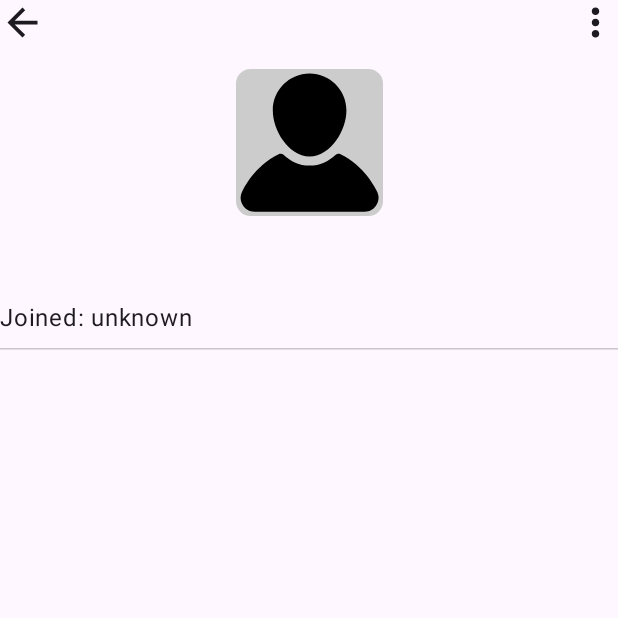
After one commit to nicolasCristaldo/MiniBlog_android_compose, an Android app built with Jetpack Compose: the composable ProfileScreen called with empty values, on a phone screen of 412 x 824 dp, the top half of it. The commit adds this screen. Run offline under Robolectric (Android 15) with nearby library versions, the phone set to English and light mode, and no system bars; our stand-ins replace Dagger/Hilt's generated code, Firebase (no records; nobody signed in at launch, a user with empty details on screens opened directly).

Commit message:
profile screen created

```diff
--- a/app/src/main/java/com/nicolascristaldo/miniblog/data/repositories/UsersRepository.kt
+++ b/app/src/main/java/com/nicolascristaldo/miniblog/data/repositories/UsersRepository.kt
@@ -2,6 +2,9 @@ package com.nicolascristaldo.miniblog.data.repositories
 
 import com.google.firebase.firestore.FirebaseFirestore
 import com.nicolascristaldo.miniblog.domain.model.User
+import kotlinx.coroutines.channels.awaitClose
+import kotlinx.coroutines.flow.Flow
+import kotlinx.coroutines.flow.callbackFlow
 import kotlinx.coroutines.tasks.await
 import javax.inject.Inject
 
@@ -21,4 +24,17 @@ class UsersRepository @Inject constructor(
     suspend fun updateUser(uid: String, updates: Map<String, Any>) {
         usersCollection.document(uid).update(updates).await()
     }
+
+    fun listenUserChanges(uid: String): Flow<User?> = callbackFlow {
+        val listener = usersCollection.document(uid)
+            .addSnapshotListener { snapshot, error ->
+                if (error != null) {
+                    close(error)
+                    return@addSnapshotListener
+                }
+                val user = snapshot?.toObject(User::class.java)
+                trySend(user).isSuccess
+            }
+        awaitClose { listener.remove() }
+    }
 }
--- /dev/null
+++ b/app/src/main/java/com/nicolascristaldo/miniblog/ui/components/UserImage.kt
@@ -0,0 +1,24 @@
+package com.nicolascristaldo.miniblog.ui.components
+
+import androidx.compose.foundation.Image
+import androidx.compose.foundation.background
+import androidx.compose.foundation.shape.RoundedCornerShape
+import androidx.compose.runtime.Composable
+import androidx.compose.ui.Modifier
+import androidx.compose.ui.draw.clip
+import androidx.compose.ui.graphics.Color
+import androidx.compose.ui.res.painterResource
+import com.nicolascristaldo.miniblog.R
+
+@Composable
+fun UserImage(
+    modifier: Modifier = Modifier
+) {
+    Image(
+        painter = painterResource(id = R.drawable.ic_user),
+        contentDescription = "profile image",
+        modifier = modifier
+            .clip(RoundedCornerShape(10))
+            .background(color = Color.LightGray)
+    )
+}
--- /dev/null
+++ b/app/src/main/java/com/nicolascristaldo/miniblog/ui/screens/profile/ProfileScreen.kt
@@ -0,0 +1,113 @@
+package com.nicolascristaldo.miniblog.ui.screens.profile
+
+import androidx.compose.foundation.clickable
+import androidx.compose.foundation.layout.Column
+import androidx.compose.foundation.layout.Row
+import androidx.compose.foundation.layout.Spacer
+import androidx.compose.foundation.layout.fillMaxWidth
+import androidx.compose.foundation.layout.padding
+import androidx.compose.foundation.layout.size
+import androidx.compose.material.icons.Icons
+import androidx.compose.material.icons.automirrored.filled.ArrowBack
+import androidx.compose.material.icons.filled.MoreVert
+import androidx.compose.material3.HorizontalDivider
+import androidx.compose.material3.Icon
+import androidx.compose.material3.OutlinedButton
+import androidx.compose.material3.Text
+import androidx.compose.runtime.Composable
+import androidx.compose.runtime.LaunchedEffect
+import androidx.compose.runtime.collectAsState
+import androidx.compose.runtime.getValue
+import androidx.compose.ui.Alignment
+import androidx.compose.ui.Modifier
+import androidx.compose.ui.text.font.FontWeight
+import androidx.compose.ui.text.style.TextAlign
+import androidx.compose.ui.unit.dp
+import androidx.compose.ui.unit.sp
+import androidx.hilt.navigation.compose.hiltViewModel
+import com.nicolascristaldo.miniblog.ui.components.UserImage
+
+@Composable
+fun ProfileScreen(
+    uid: String,
+    viewModel: ProfileViewModel = hiltViewModel(),
+    modifier: Modifier = Modifier
+) {
+    LaunchedEffect(Unit) {
+        viewModel.listenUserChanges(uid = uid)
+    }
+
+    val user by viewModel.user.collectAsState()
+    val authUser by viewModel.authUser.collectAsState()
+
+    Column(
+        horizontalAlignment = Alignment.CenterHorizontally,
+        modifier = modifier
+    ) {
+        Row(
+            verticalAlignment = Alignment.CenterVertically,
+            modifier = Modifier.fillMaxWidth()
+        ) {
+            Icon(
+                imageVector = Icons.AutoMirrored.Filled.ArrowBack,
+                contentDescription = "back",
+                modifier = Modifier
+                    .size(30.dp)
+                    .clickable {  }
+            )
+            Spacer(modifier = Modifier.weight(1f))
+            Icon(
+                imageVector = Icons.Filled.MoreVert,
+                contentDescription = "more",
+                modifier = Modifier
+                    .size(30.dp)
+                    .clickable {  }
+            )
+        }
+
+        UserImage(
+            modifier = Modifier
+                .size(130.dp)
+                .padding(16.dp)
+        )
+        Text(
+            text = user?.name ?: "",
+            fontSize = 28.sp,
+            fontWeight = FontWeight.Bold,
+            textAlign = TextAlign.Center,
+            modifier = Modifier.padding(bottom = 16.dp)
+        )
+        if (!user?.bio.isNullOrBlank()) {
+            Text(
+                text = user?.bio ?: "",
+                fontSize = 16.sp,
+                modifier = Modifier
+                    .padding(bottom = 16.dp)
+                    .fillMaxWidth()
+            )
+        }
+
+        Row(
+            verticalAlignment = Alignment.CenterVertically,
+            modifier = Modifier.fillMaxWidth()
+        ) {
+            Text(
+                text = "Joined: " + viewModel.formatDate(user?.createdAt),
+                fontSize = 16.sp,
+                modifier = Modifier.weight(1f)
+            )
+            if(user?.uid == authUser?.uid) {
+                OutlinedButton(
+                    onClick = { /*TODO*/ },
+                    modifier = Modifier.padding(start = 8.dp)
+                ) {
+                    Text(text = "Edit profile")
+                }
+            }
+        }
+
+        HorizontalDivider(modifier = Modifier.padding(vertical = 8.dp))
+
+        // post list screen
+    }
+}
--- /dev/null
+++ b/app/src/main/java/com/nicolascristaldo/miniblog/ui/screens/profile/ProfileViewModel.kt
@@ -0,0 +1,47 @@
+package com.nicolascristaldo.miniblog.ui.screens.profile
+
+import androidx.lifecycle.ViewModel
+import androidx.lifecycle.viewModelScope
+import com.google.firebase.auth.FirebaseUser
+import com.nicolascristaldo.miniblog.data.repositories.UsersRepository
+import com.nicolascristaldo.miniblog.domain.model.User
+import com.nicolascristaldo.miniblog.domain.usecases.GetAuthUserUseCase
+import dagger.hilt.android.lifecycle.HiltViewModel
+import kotlinx.coroutines.flow.MutableStateFlow
+import kotlinx.coroutines.flow.asStateFlow
+import kotlinx.coroutines.launch
+import java.text.SimpleDateFormat
+import java.util.*
+import javax.inject.Inject
+
+@HiltViewModel
+class ProfileViewModel @Inject constructor(
+    private val getAuthUserUseCase: GetAuthUserUseCase,
+    private val usersRepository: UsersRepository
+) : ViewModel() {
+    private val _user = MutableStateFlow<User?>(null)
+    val user get() = _user.asStateFlow()
+
+    private val _authUser = MutableStateFlow<FirebaseUser?>(null)
+    val authUser get() = _authUser.asStateFlow()
+
+    init {
+        viewModelScope.launch {
+            _authUser.value = getAuthUserUseCase()
+        }
+    }
+
+    fun listenUserChanges(uid: String) = viewModelScope.launch {
+        usersRepository.listenUserChanges(uid).collect { user ->
+            _user.value = user
+        }
+    }
+
+    fun formatDate(timestamp: Long?): String {
+        return if(timestamp != null) {
+            val sdf = SimpleDateFormat("dd/MM/yyyy", Locale.getDefault())
+            sdf.format(Date(timestamp))
+        }
+        else { "unknown" }
+    }
+}
--- /dev/null
+++ b/app/src/main/res/drawable/ic_user.xml
@@ -0,0 +1,12 @@
+<vector xmlns:android="http://schemas.android.com/apk/res/android"
+    android:width="8.4667dp"
+    android:height="8.4667dp"
+    android:viewportWidth="8.4667"
+    android:viewportHeight="8.4667">
+  <path
+      android:fillColor="#FF000000"
+      android:strokeWidth="1"
+      android:pathData="m4.239,0.266c-1.1677,0 -2.1184,0.9507 -2.1184,2.1184 0,0.5839 0.225,1.2186 0.5926,1.7313 0.3676,0.5127 0.8963,0.9192 1.5258,0.9192 0.6295,0 1.1603,-0.4065 1.5279,-0.9192 0.3676,-0.5127 0.5926,-1.1474 0.5926,-1.7313 0,-1.1677 -0.9528,-2.1184 -2.1205,-2.1184zM2.5827,4.8802a0.265,0.265 0,0 0,-0.1258 0.0264c-1.3844,0.6718 -2.0117,1.9668 -2.1071,2.1578 -0.2589,0.5185 0.1308,1.1506 0.7106,1.1506l6.3595,0c0.5798,0 0.9689,-0.6323 0.7101,-1.1506 -0.0957,-0.1917 -0.7237,-1.4854 -2.1081,-2.1573a0.265,0.265 0,0 0,-0.294 0.0424c-0.3977,0.3604 -0.8857,0.6149 -1.4891,0.6149 -0.6037,0 -1.0907,-0.2547 -1.488,-0.6154a0.265,0.265 0,0 0,-0.1682 -0.0688z"
+      android:fillType="evenOdd"
+      android:strokeColor="#00000000"/>
+</vector>
```
Also changed, not shown: app/src/main/java/com/nicolascristaldo/miniblog/MainActivity.kt (+2 -15 lines), app/src/main/java/com/nicolascristaldo/miniblog/ui/MiniBlogApp.kt (added, +29 -0 lines), app/src/main/java/com/nicolascristaldo/miniblog/ui/navigation/MiniBloogNavHost.kt (+18 -1 lines), app/src/main/java/com/nicolascristaldo/miniblog/ui/screens/home/HomeScreen.kt (+8 -6 lines), app/src/main/java/com/nicolascristaldo/miniblog/ui/screens/home/components/HomeTopAppBar.kt (added, +22 -0 lines).
